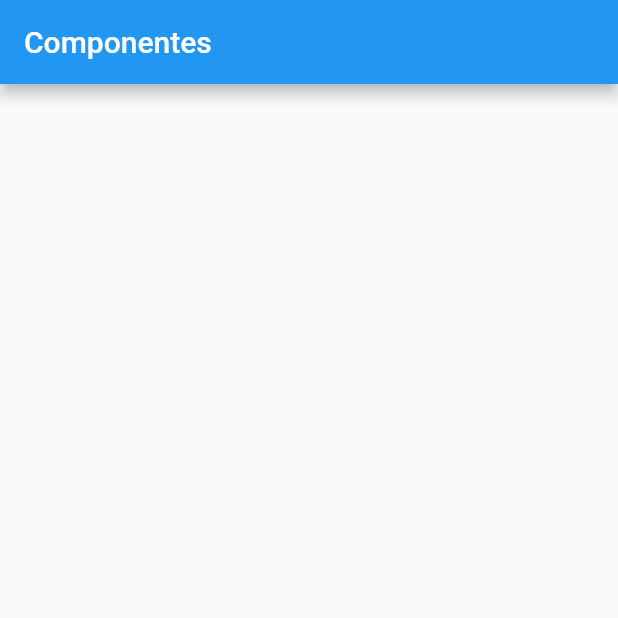
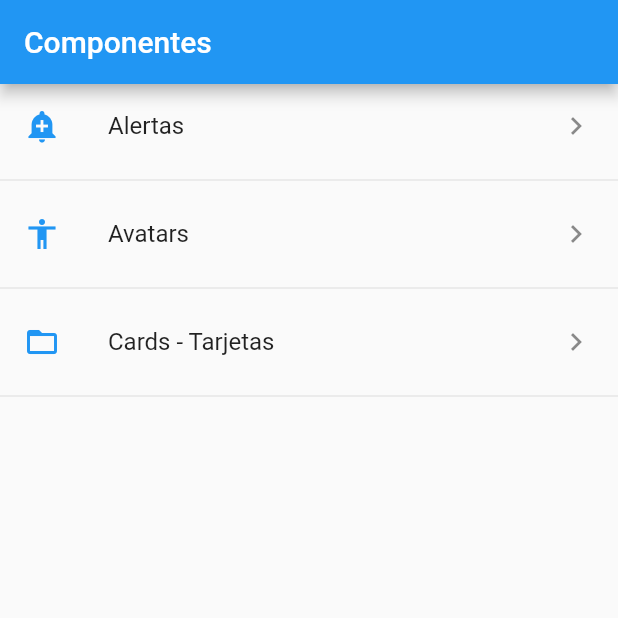
Before and after one commit to kingsman09/flutter_course, a Flutter app: the screen it shows after launch, on a phone screen of 412 x 824 dp, the top half of it. Run offline on Flutter 3.47's test engine with Material 2 defaults, Android fonts, the phone set to English and light mode, and no system bars.

```diff
--- a/lib/main.dart
+++ b/lib/main.dart
@@ -1,7 +1,8 @@
 import 'package:flutter/material.dart';
 
-import 'package:componentes/src/pages/home_temp.dart';
-import 'package:componentes/src/pages/home_page.dart';
+import 'package:componentes/src/routes/routes.dart';
+import 'package:componentes/src/pages/card_pages.dart';
+
 
 
 void main() => runApp(MyApp());
@@ -12,7 +13,15 @@ class MyApp extends StatelessWidget {
     return MaterialApp(
       title: 'Material App',
       debugShowCheckedModeBanner: false,
-      home: HomePage()
+      // home: HomePage()
+      initialRoute: '/',
+      routes: getApplicationsRoutes(),
+      onGenerateRoute: ( RouteSettings settings ){
+        print(settings.name);
+        return MaterialPageRoute(
+          builder: (BuildContext context) => CardPage()
+        );
+      },
     );
   }
 }
--- a/lib/src/pages/home_page.dart
+++ b/lib/src/pages/home_page.dart
@@ -1,5 +1,7 @@
 import 'package:flutter/material.dart';
+import 'package:componentes/src/utils/icono_string_util.dart';
 import 'package:componentes/src/providers/menu_provider.dart';
+import 'package:componentes/src/pages/alert_page.dart';
 
 
 class HomePage extends StatelessWidget {
@@ -19,16 +21,37 @@ class HomePage extends StatelessWidget {
   }
 
   Widget _lista() {
+    return FutureBuilder(
+      future: menuProvider.cargarData(),
+      initialData: [],
+      builder: (context, AsyncSnapshot<List<dynamic>> snapshot){
 
-    print(menuProvider.opciones);
+        return ListView(
+          children: _listaItems(snapshot.data, context),
+        );
+      },
+    );
   }
 
-  List<Widget> _listaItems(){
-    return[
-      ListTile(title: Text('Hola perro')),
-      Divider(),
-      ListTile(title: Text('Hola perro')),
-      ListTile(title: Text('Hola perro')),
-    ];
+  List<Widget> _listaItems(List<dynamic> data, BuildContext context){
+    final List<Widget> opciones = [];
+
+    data.forEach( (opt)  {
+
+      final widgetTemp = ListTile(
+        title: Text(opt['texto']),
+        leading: getIcon(opt['icon']),
+        trailing: Icon(Icons.keyboard_arrow_right),
+        onTap: () {
+
+          Navigator.pushNamed(context, opt['ruta']);
+        },
+      );
+      opciones..add(widgetTemp)
+              ..add(Divider());
+    });
+
+
+  return opciones;
   }
 }
--- /dev/null
+++ b/lib/src/routes/routes.dart
@@ -0,0 +1,19 @@
+import 'package:flutter/material.dart';
+
+import 'package:componentes/src/pages/alert_page.dart';
+import 'package:componentes/src/pages/avatar_page.dart';
+import 'package:componentes/src/pages/home_page.dart';
+import 'package:componentes/src/pages/card_pages.dart';
+
+
+Map <String, WidgetBuilder> getApplicationsRoutes () {
+
+  final _rutas = <String, WidgetBuilder> {
+    '/'       : (BuildContext context) => HomePage(),
+    'alert'  : (BuildContext context) => AlertPage(),
+    'avatar' : (BuildContext context) => AvatarPage(),
+    'card'   : (BuildContext context) => CardPage()
+  };
+
+  return _rutas;
+}
--- /dev/null
+++ b/lib/src/utils/icono_string_util.dart
@@ -0,0 +1,15 @@
+import 'package:flutter/material.dart';
+
+
+final _icons = <String, IconData> {
+  'add_alert'     : Icons.add_alert,
+  'accessibility' : Icons.accessibility,
+  'folder_open'   : Icons.folder_open,
+
+};
+
+Icon getIcon ( String nombreIcono ){
+
+
+  return Icon( _icons[nombreIcono], color: Colors.blue );
+}
--- a/pubspec.yaml
+++ b/pubspec.yaml
@@ -43,6 +43,7 @@ flutter:
   # To add assets to your application, add an assets section, like this:
   assets:
    - data/options.json
+   - assets/
   #  - data/a_dot_ham.jpeg
 
   # An image asset can refer to one or more resolution-specific "variants", see
```
Also changed, not shown: lib/src/pages/alert_page.dart (added, +24 -0 lines), lib/src/pages/avatar_page.dart (added, +17 -0 lines), lib/src/pages/card_pages.dart (added, +109 -0 lines), lib/src/providers/menu_provider.dart (+12 -6 lines), assets/jar-loading.gif (added).
